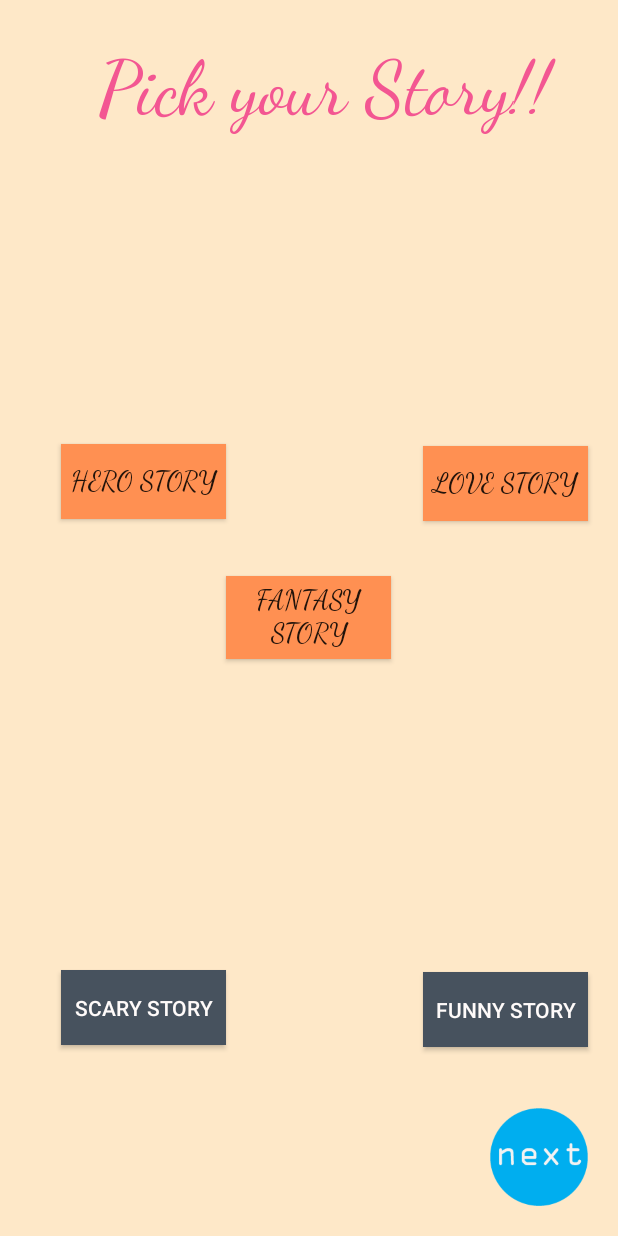
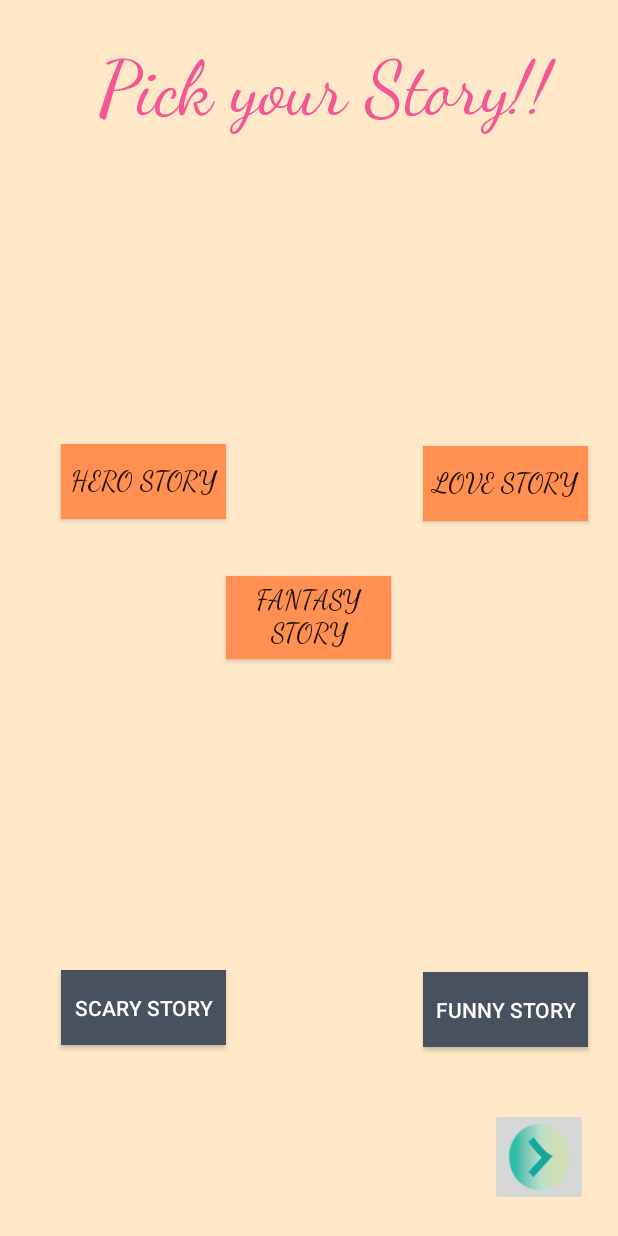
Before and after one commit to gabbonny/cmsc436, an Android app: the SelectGenreActivity screen opened directly, with no data from a screen before it, on a phone screen of 412 x 824 dp. Run offline under Robolectric (Android 15) with nearby library versions, the phone set to English and light mode, and no system bars.

Commit message:
editing select genre layout

```diff
--- a/TeddyTalk/app/src/main/res/layout/activity_select_genre.xml
+++ b/TeddyTalk/app/src/main/res/layout/activity_select_genre.xml
@@ -36,9 +36,8 @@
         android:layout_alignEnd="@+id/button2"
         android:layout_alignParentBottom="true"
         android:layout_marginBottom="20dp"
-        android:background="#0000"
         android:scaleType="fitXY"
-        android:src="@drawable/next" />
+        android:src="@drawable/next_button" />
 
     <TextView
         android:id="@+id/textView"
```
